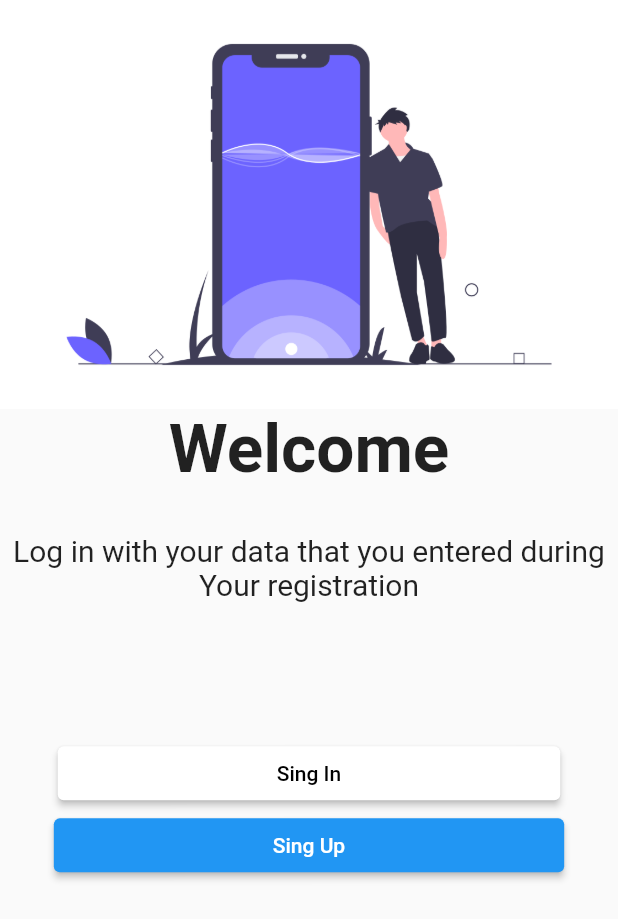
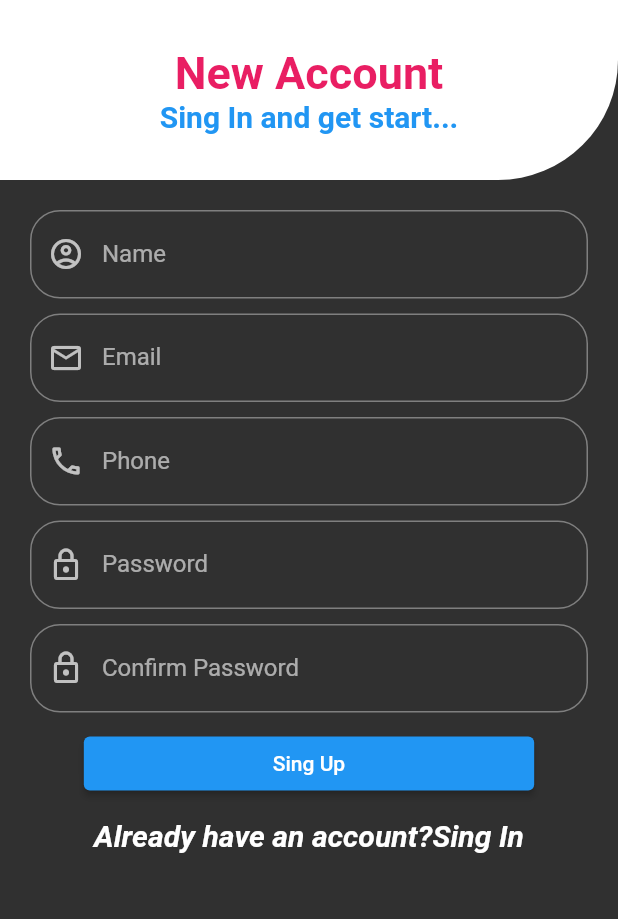
Before and after one commit to AbuBakkorSiddek/LoginDemoFlutter, a Flutter app: the screen it shows after launch, after a tap on "Sing Up", on a phone screen of 412 x 824 dp. Shown: the top 919 px of the screen. Run offline on Flutter 3.47's test engine with Material 2 defaults, Android fonts, the phone set to English and light mode, and no system bars.

Commit message:
Now update

```diff
--- a/lib/main.dart
+++ b/lib/main.dart
@@ -4,6 +4,7 @@ import 'welcome.dart';
 void main(){
   runApp(MaterialApp(
     debugShowCheckedModeBanner: false,
+    theme: ThemeData.dark(),
      home: Welcome(),
   ));
 }
--- a/lib/login.dart
+++ b/lib/singin.dart
@@ -1,12 +1,11 @@
 import 'package:flutter/material.dart';
-
+import 'package:loginpages/singup.dart';
 import 'dashboard.dart';
 
 void main(){
   runApp(MaterialApp(
-    theme: ThemeData().copyWith(
-      backgroundColor: Color(0xFF2F3FA),
-    ),
+    debugShowCheckedModeBanner: false,
+    theme: ThemeData.dark(),
     home: LoginPage(),
   ));
 }
@@ -23,11 +22,8 @@ class _LoginPageState extends State<LoginPage> {
   Widget build(BuildContext context) {
     return SafeArea(
       child: Scaffold(
-        backgroundColor: Colors.amberAccent,
         body:ListView(
           children: [
-            Column(
-                children: [
                   Container(
                     width: double.infinity,
                     height: 150,
@@ -60,12 +56,12 @@ class _LoginPageState extends State<LoginPage> {
                             border: OutlineInputBorder(
                                 borderRadius: BorderRadius.circular(20)
                             ),
-                            prefixIcon: Icon(Icons.people),
+                            prefixIcon: Icon(Icons.email_outlined),
                           ),
                         ),
 
                         SizedBox(
-                          height: 20,
+                          height: 10,
                         ),
 
                         TextField(
@@ -75,7 +71,7 @@ class _LoginPageState extends State<LoginPage> {
                               border: OutlineInputBorder(
                                   borderRadius: BorderRadius.circular(20.0)
                               ),
-                              prefixIcon: Icon(Icons.lock)
+                              prefixIcon: Icon(Icons.lock_outlined),
                           ),
                         ),
 
@@ -109,9 +105,11 @@ class _LoginPageState extends State<LoginPage> {
                         ),
 
                         TextButton(
-                          onPressed: (){},
+                          onPressed: (){
+                            Navigator.push(context, MaterialPageRoute(builder: (context)=>SingUp()));
+                          },
 
-                          child:Text('Don not have an account?Sing Up',
+                          child:Text('Do not have an account?Sing Up',
                               style: TextStyle(fontSize: 20.0,
                                   fontWeight: FontWeight.bold,
                                   fontStyle: FontStyle.italic,color: Colors.white)),
@@ -164,8 +162,6 @@ class _LoginPageState extends State<LoginPage> {
                     ],
                   )
 
-                ]
-            ),
           ],
         )
       ),
--- /dev/null
+++ b/lib/singup.dart
@@ -0,0 +1,158 @@
+import 'package:flutter/material.dart';
+import 'package:loginpages/singin.dart';
+
+void mian(){
+  runApp(MaterialApp(
+    debugShowCheckedModeBanner: false,
+    theme: ThemeData.dark(),
+    home: SingUp(),
+  ));
+}
+class SingUp extends StatefulWidget {
+  const SingUp({Key? key}) : super(key: key);
+
+  @override
+  _SingUpState createState() => _SingUpState();
+}
+
+class _SingUpState extends State<SingUp> {
+  @override
+  Widget build(BuildContext context) {
+    return SafeArea(
+      child:Scaffold(
+        body: ListView(
+          children: [
+            Container(
+              width:double.infinity,
+              height: 120,
+              decoration: BoxDecoration(
+                color: Colors.white,
+                borderRadius: BorderRadius.only(bottomRight:Radius.circular(80.0))
+              ),
+              child: Column(
+                mainAxisAlignment: MainAxisAlignment.center,
+                children: [
+                  Text('New Account',style: TextStyle(fontSize: 30,fontWeight: FontWeight.bold,color: Colors.pink),),
+                  Text('Sing In and get start...',style: TextStyle(fontSize: 20,fontWeight: FontWeight.bold,color: Colors.blue))
+                ],
+              ),
+
+            ),
+            Padding(
+              padding: EdgeInsets.all(20.0),
+              child: Column(
+                children: [
+                  TextField(
+                    decoration: InputDecoration(
+                      hintText: 'Name',
+                        labelText: 'Name',
+                        prefixIcon: Icon(Icons.account_circle_outlined),
+                        border: OutlineInputBorder(
+                            borderRadius: BorderRadius.circular(20)
+                        )
+                    ),
+                  ),
+
+                  SizedBox(
+                    height: 10,
+                  ),
+
+                  TextField(
+                    decoration: InputDecoration(
+                        hintText: 'Email',
+                        labelText: 'Email',
+                        prefixIcon: Icon(Icons.email_outlined),
+                        border: OutlineInputBorder(
+                            borderRadius: BorderRadius.circular(20)
+                        )
+                    ),
+                  ),
+
+                  SizedBox(
+                    height: 10,
+                  ),
+
+                  TextField(
+                    decoration: InputDecoration(
+                        hintText: 'Phone',
+                        labelText: 'Phone',
+                        prefixIcon: Icon(Icons.phone_outlined),
+                        border: OutlineInputBorder(
+                            borderRadius: BorderRadius.circular(20)
+                        )
+                    ),
+                  ),
+
+                  SizedBox(
+                    height: 10,
+                  ),
+
+                  TextField(
+                    decoration: InputDecoration(
+                        hintText: 'Password',
+                        labelText: 'Password',
+                        prefixIcon: Icon(Icons.lock_outlined),
+                        border: OutlineInputBorder(
+                            borderRadius: BorderRadius.circular(20)
+                        )
+                    ),
+                  ),
+
+                  SizedBox(
+                    height: 10,
+                  ),
+
+                  TextField(
+                    decoration: InputDecoration(
+                        hintText: 'Confirm Password',
+                        labelText: 'Confirm Password',
+                        prefixIcon: Icon(Icons.lock_outlined),
+                        border: OutlineInputBorder(
+                            borderRadius: BorderRadius.circular(20)
+                        )
+                    ),
+                  ),
+
+                  SizedBox(
+                    height: 10,
+                  ),
+
+                  ElevatedButton(
+
+                    style:ButtonStyle(
+                      backgroundColor: MaterialStateProperty.all(Colors.blue),
+                    ),
+                    onPressed: (){
+                      Navigator.push(context, MaterialPageRoute(builder: (context)=>LoginPage()));
+                    },
+
+                    child: Padding(
+                      padding: EdgeInsets.symmetric(vertical: 05,horizontal: 110),
+                      child: Text('Sing Up'),
+                    ),
+                  ),
+
+
+                  TextButton(
+                    onPressed: (){
+                      Navigator.push(context, MaterialPageRoute(builder: (context)=>LoginPage()));
+                    },
+
+                    child:Text('Already have an account?Sing In',
+                        style: TextStyle(fontSize: 20.0,
+                            fontWeight: FontWeight.bold,
+                            fontStyle: FontStyle.italic,color: Colors.white)),
+                  )
+
+
+                ],
+              )
+            )
+
+
+          ],
+        ),
+      ),
+    );
+  }
+}
--- a/lib/welcome.dart
+++ b/lib/welcome.dart
@@ -1,5 +1,6 @@
 import 'package:flutter/material.dart';
-import 'login.dart';
+import 'package:loginpages/singup.dart';
+import 'singin.dart';
 
 class Welcome extends StatefulWidget {
   const Welcome({Key? key}) : super(key: key);
@@ -56,6 +57,7 @@ class _WelcomeState extends State<Welcome> {
                     backgroundColor: MaterialStateProperty.all(Colors.blue),),
 
                   onPressed: (){
+                    Navigator.push(context, MaterialPageRoute(builder: (context)=>SingUp()));
                   },
                   child: Padding(
                       padding: EdgeInsets.symmetric(vertical: 10,horizontal: 130),
```
